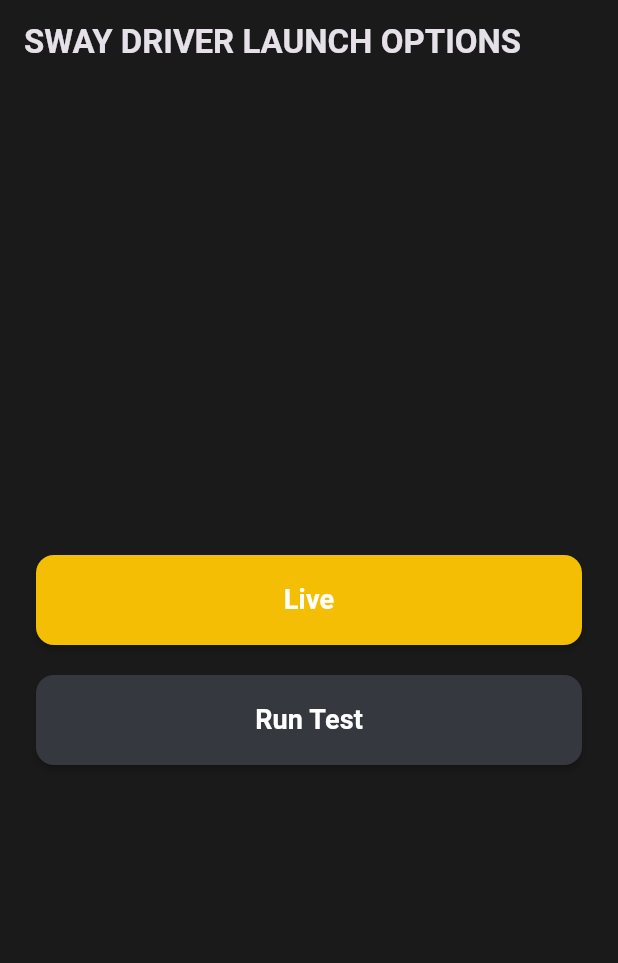
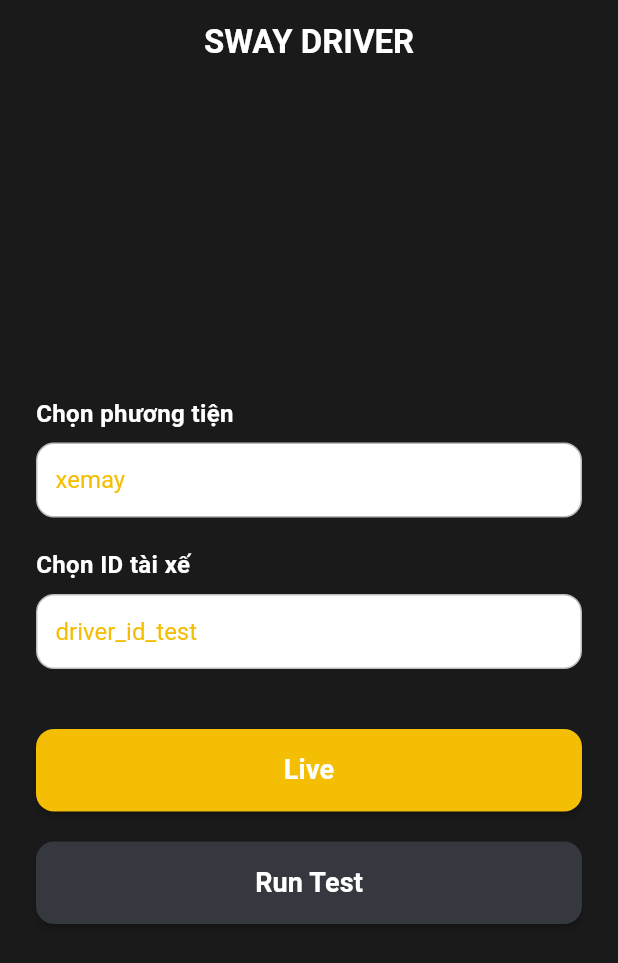
Before and after one commit to hyronguyen/SWAY_driver, a Flutter app: the screen it shows after launch, on a phone screen of 412 x 824 dp. Shown: the top 963 px of the screen. Run offline on Flutter 3.47's test engine with Material 3 defaults, Android fonts, the phone set to English and light mode, and no system bars; our stand-ins replace audioplayers, cloud_firestore, firebase_core, flutter_map, geocoding, geolocator and 2 more; accounts and stored records are empty.

Commit message:
3/20/2025: giao diện test

```diff
--- a/lib/mainpage.dart
+++ b/lib/mainpage.dart
@@ -516,14 +516,15 @@ Future<void> _updateDriverLocation(LatLng latLng, bool isInitialUpdate) async {
         driverVehicle = prefs.getString("driver_vehicle") ?? "xemay";
       });
 
-      if (driverId == "driver_id_test") {
+      if (driverId == "driver_id_test" || driverId == "driver_id_test2" || driverId == "driver_id_test3") {
   ScaffoldMessenger.of(context).showSnackBar(
     SnackBar(
-          content: Text("Bạn đang ở chế độ test với ID tài xế: driver_id_test"),
+      content: Text("Bạn đang ở chế độ test với ID tài xế: $driverId"),
       duration: Duration(seconds: 1),
     ),
   );
 }
+
 
     } catch (e) {
       debugPrint("Lỗi $e");
--- a/lib/testscreen.dart
+++ b/lib/testscreen.dart
@@ -4,68 +4,122 @@ import 'package:sway_driver/config/colors.dart';
 import 'package:sway_driver/mainpage.dart';
 import 'package:sway_driver/page/authen/login.dart';
 
-class TestScreen extends StatelessWidget {
+class TestScreen extends StatefulWidget {
+  @override
+  _TestScreenState createState() => _TestScreenState();
+}
+
+class _TestScreenState extends State<TestScreen> {
+  String selectedVehicle = 'xemay';
+  String selectedDriverId = 'driver_id_test';
+
   @override
   Widget build(BuildContext context) {
     return Scaffold(
       backgroundColor: backgroundblack, // Nền trắng theo phong cách Apple
       appBar: AppBar(
         title: Text(
-          'SWAY DRIVER LAUNCH OPTIONS',
-          style: TextStyle(fontSize: 22, fontWeight: FontWeight.bold),
+          'SWAY DRIVER',
+          style: TextStyle(fontSize: 22, fontWeight: FontWeight.bold, color: Colors.white),
         ),
         backgroundColor: backgroundblack,
         elevation: 0, // Bỏ bóng cho app bar
-        iconTheme: IconThemeData(color: Colors.black), // Màu icon về đen
+        centerTitle: true,
       ),
-      body: Center(
-        child: Padding(
+      body: Padding(
         padding: const EdgeInsets.symmetric(horizontal: 24.0),
         child: Column(
           mainAxisAlignment: MainAxisAlignment.center,
+          crossAxisAlignment: CrossAxisAlignment.stretch,
           children: <Widget>[
+            // Dropdown chọn phương tiện
+            _buildDropdown(
+              label: "Chọn phương tiện",
+              value: selectedVehicle,
+              items: ['xemay', '4cho', '7cho'],
+              onChanged: (value) {
+                setState(() {
+                  selectedVehicle = value!;
+                });
+              },
+            ),
+            SizedBox(height: 20),
+
+            // Dropdown chọn ID tài xế
+            _buildDropdown(
+              label: "Chọn ID tài xế",
+              value: selectedDriverId,
+              items: ['driver_id_test', 'driver_id_test2', 'driver_id_test3'],
+              onChanged: (value) {
+                setState(() {
+                  selectedDriverId = value!;
+                });
+              },
+            ),
+            SizedBox(height: 40),
+
+            // Nút Live
             _buildButton(
               text: "Live",
               color: primary,
               onPressed: () {
                 Navigator.pushReplacement(
                   context,
-                    MaterialPageRoute(
-                        builder: (context) => DriverLoginScreen()),
+                  MaterialPageRoute(builder: (context) => DriverLoginScreen()),
                 );
               },
             ),
             SizedBox(height: 20),
+
+            // Nút Run Test
             _buildButton(
               text: "Run Test",
               color: greymenu,
-                onPressed: () async {
-                  SharedPreferences prefs =
-                      await SharedPreferences.getInstance();
-
-                  // Xóa nếu tồn tại
-                  if (prefs.containsKey('driver_id')) {
-                    await prefs.remove('driver_id');
-                  }
-                  if (prefs.containsKey('driver_vehicle')) {
-                    await prefs.remove('driver_vehicle');
-                  }
-
-                  // Thiết lập giá trị mới
-                  await prefs.setString('driver_id', 'driver_id_test');
-                  await prefs.setString('driver_vehicle', 'xemay');
-
-                  // Chuyển hướng đến TripPicker()
-                  Navigator.pushReplacement(
-                    context,
-                    MaterialPageRoute(builder: (context) => DriverMainpage()),
-                  );
-                },
+              onPressed: _runTest,
             ),
           ],
         ),
       ),
+    );
+  }
+
+  Widget _buildDropdown({
+    required String label,
+    required String value,
+    required List<String> items,
+    required ValueChanged<String?> onChanged,
+  }) {
+    return Column(
+      crossAxisAlignment: CrossAxisAlignment.start,
+      children: [
+        Text(
+          label,
+          style: TextStyle(fontSize: 16, fontWeight: FontWeight.bold, color: Colors.white),
         ),
+        SizedBox(height: 8),
+        Container(
+          padding: EdgeInsets.symmetric(horizontal: 12),
+          decoration: BoxDecoration(
+            color: Colors.white,
+            borderRadius: BorderRadius.circular(12),
+            border: Border.all(color: Colors.grey.shade400),
+          ),
+          child: DropdownButtonHideUnderline(
+            child: DropdownButton<String>(
+              value: value,
+              onChanged: onChanged,
+              isExpanded: true,
+              style: TextStyle(fontSize: 16, color: primary),
+              items: items
+                  .map((item) => DropdownMenuItem(
+                        value: item,
+                        child: Text(item),
+                      ))
+                  .toList(),
+            ),
+          ),
+        ),
+      ],
     );
   }
 
@@ -75,16 +129,15 @@ class TestScreen extends StatelessWidget {
     required VoidCallback onPressed,
   }) {
     return SizedBox(
-      width: double.infinity,
-      height: 60, // Tăng chiều cao button
+      height: 55,
       child: ElevatedButton(
         onPressed: onPressed,
         style: ElevatedButton.styleFrom(
           backgroundColor: color,
           shape: RoundedRectangleBorder(
-            borderRadius: BorderRadius.circular(12), // Bo góc mềm mại hơn
+            borderRadius: BorderRadius.circular(12),
           ),
-          elevation: 2, // Nhẹ nhàng tạo chiều sâu
+          elevation: 2,
         ),
         child: Text(
           text,
@@ -97,4 +150,22 @@ class TestScreen extends StatelessWidget {
       ),
     );
   }
+
+  Future<void> _runTest() async {
+    SharedPreferences prefs = await SharedPreferences.getInstance();
+
+    // Xóa nếu tồn tại
+    await prefs.remove('driver_id');
+    await prefs.remove('driver_vehicle');
+
+    // Thiết lập giá trị mới từ dropdown
+    await prefs.setString('driver_id', selectedDriverId);
+    await prefs.setString('driver_vehicle', selectedVehicle);
+
+    // Chuyển hướng đến DriverMainpage()
+    Navigator.pushReplacement(
+      context,
+      MaterialPageRoute(builder: (context) => DriverMainpage()),
+    );
   }
+}
```
Lines whose indentation alone changed are shown as unchanged.
